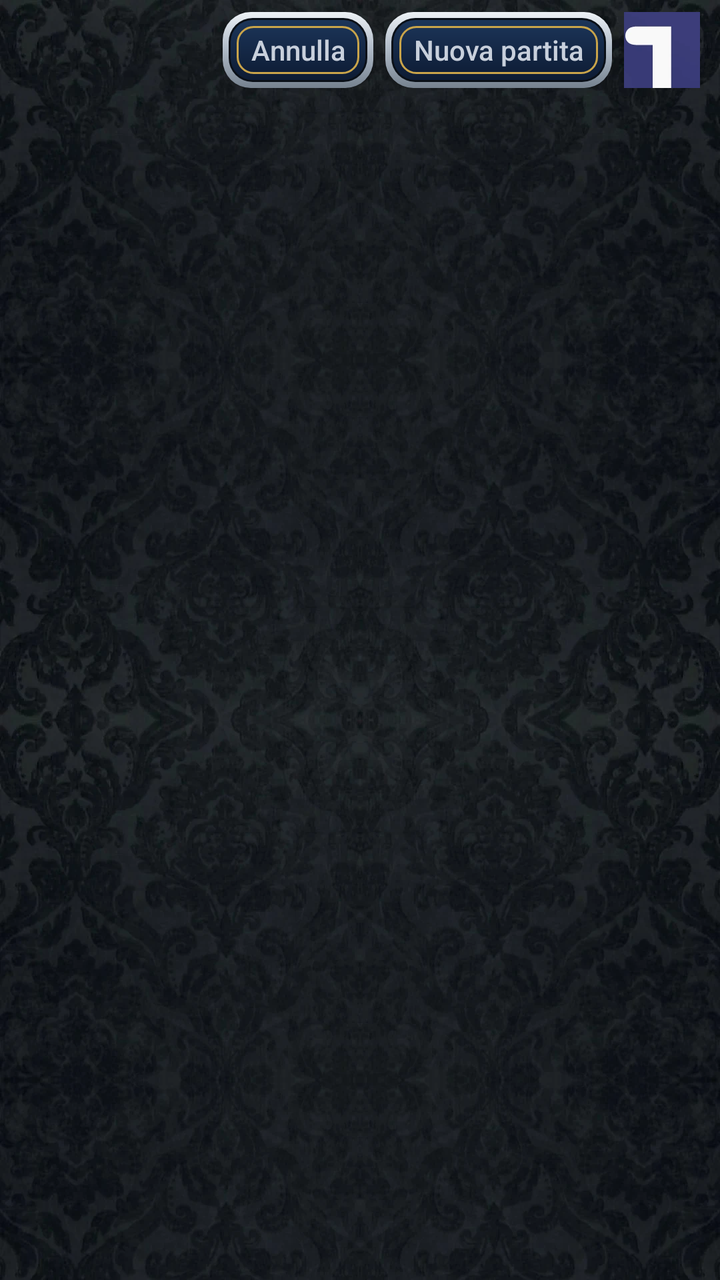
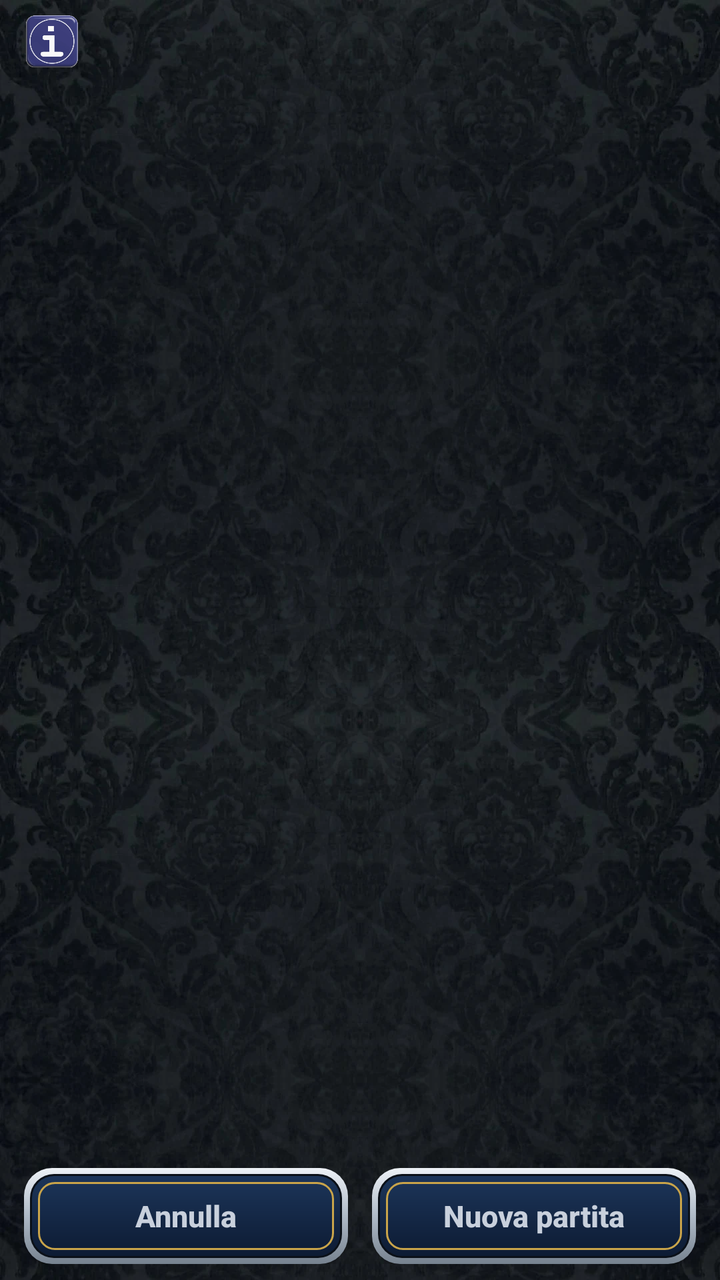

Two renders of the same Android screen: before a commit and after it. Below are the layout's source before the change and the commit's diff.
<!-- AndroidManifest.xml: application theme Theme.Scopa -->
<!-- res/layout/activity_klondike.xml -->
<?xml version="1.0" encoding="utf-8"?>
<androidx.constraintlayout.widget.ConstraintLayout
    xmlns:android="http://schemas.android.com/apk/res/android"
    xmlns:app="http://schemas.android.com/apk/res-auto"
    android:id="@+id/root"
    android:layout_width="match_parent"
    android:layout_height="match_parent"
    android:background="@drawable/bg_velvet">

    <LinearLayout
        android:id="@+id/topBar"
        android:layout_width="match_parent"
        android:layout_height="wrap_content"
        android:gravity="center_vertical"
        android:orientation="horizontal"
        android:paddingStart="10dp"
        android:paddingEnd="10dp"
        android:paddingTop="6dp"
        android:paddingBottom="4dp"
        app:layout_constraintTop_toTopOf="parent">

        <TextView
            android:id="@+id/txtStatus"
            android:layout_width="0dp"
            android:layout_height="wrap_content"
            android:layout_weight="1"
            android:textColor="@color/silver"
            android:textSize="14sp" />

        <androidx.appcompat.widget.AppCompatButton
            android:id="@+id/btnUndo"
            android:layout_width="wrap_content"
            android:layout_height="38dp"
            android:minWidth="0dp"
            android:paddingStart="14dp"
            android:paddingEnd="14dp"
            android:background="@drawable/btn_cartiglio"
            android:text="@string/kl_undo"
            android:textAllCaps="false"
            android:textColor="@color/silver"
            android:textSize="14sp" />

        <androidx.appcompat.widget.AppCompatButton
            android:id="@+id/btnDeal"
            android:layout_width="wrap_content"
            android:layout_height="38dp"
            android:layout_marginStart="6dp"
            android:minWidth="0dp"
            android:paddingStart="14dp"
            android:paddingEnd="14dp"
            android:background="@drawable/btn_cartiglio"
            android:text="@string/kl_deal"
            android:textAllCaps="false"
            android:textColor="@color/silver"
            android:textSize="14sp" />

        <ImageButton
            android:id="@+id/btnInfo"
            android:layout_width="38dp"
            android:layout_height="38dp"
            android:layout_marginStart="6dp"
            android:background="?attr/selectableItemBackgroundBorderless"
            android:contentDescription="@string/cd_info"
            android:src="@drawable/btn_info" />
    </LinearLayout>

    
    <androidx.appcompat.widget.AppCompatButton
        android:id="@+id/btnFinish"
        android:layout_width="wrap_content"
        android:layout_height="46dp"
        android:layout_marginBottom="22dp"
        android:paddingStart="24dp"
        android:paddingEnd="24dp"
        android:background="@drawable/btn_cartiglio"
        android:text="@string/kl_finish"
        android:textAllCaps="false"
        android:textColor="@color/gold"
        android:textSize="16sp"
        android:textStyle="bold"
        android:visibility="gone"
        app:layout_constraintBottom_toBottomOf="parent"
        app:layout_constraintEnd_toEndOf="parent"
        app:layout_constraintStart_toStartOf="parent" />

    <FrameLayout
        android:id="@+id/board"
        android:layout_width="match_parent"
        android:layout_height="0dp"
        app:layout_constraintTop_toBottomOf="@id/topBar"
        app:layout_constraintBottom_toBottomOf="parent" />
</androidx.constraintlayout.widget.ConstraintLayout>
<!-- resources referenced by this layout -->
<resources>
  <color name="gold">#E9C24C</color>
  <color name="silver">#C8D0DC</color>
  <!-- drawable bg_velvet (drawable) -->
  <?xml version="1.0" encoding="utf-8"?>
  <layer-list xmlns:android="http://schemas.android.com/apk/res/android">
      <item android:drawable="@color/velvet_base" />
      <item>
          <bitmap android:src="@drawable/velvet" android:tileMode="repeat" android:dither="true" />
      </item>
  </layer-list>
  <!-- drawable btn_cartiglio (drawable) -->
  <?xml version="1.0" encoding="utf-8"?>
  <layer-list xmlns:android="http://schemas.android.com/apk/res/android">
      
      <item>
          <shape android:shape="rectangle">
              <gradient android:angle="270"
                  android:startColor="#EDF1F6"
                  android:centerColor="#AEB9C6"
                  android:endColor="#76828F" />
              <corners android:radius="14dp" />
          </shape>
      </item>
      
      <item android:left="3dp" android:top="3dp" android:right="3dp" android:bottom="3dp">
          <shape android:shape="rectangle">
              <solid android:color="#0A1018" />
              <corners android:radius="12dp" />
          </shape>
      </item>
      
      <item android:left="4dp" android:top="4dp" android:right="4dp" android:bottom="4dp">
          <shape android:shape="rectangle">
              <gradient android:angle="270"
                  android:startColor="#1C3559"
                  android:endColor="#0D1B33" />
              <corners android:radius="11dp" />
          </shape>
      </item>
      
      <item android:left="7dp" android:top="7dp" android:right="7dp" android:bottom="7dp">
          <shape android:shape="rectangle">
              <solid android:color="@android:color/transparent" />
              <stroke android:width="1dp" android:color="#C9A44A" />
              <corners android:radius="8dp" />
              <padding android:left="12dp" android:top="4dp" android:right="12dp" android:bottom="4dp" />
          </shape>
      </item>
  </layer-list>
  <!-- drawable btn_info: webp bitmap (drawable-nodpi, 13626 bytes) -->
  <string name="cd_info">Informazioni</string>
  <string name="kl_deal">Nuova partita</string>
  <string name="kl_finish">Completa</string>
  <string name="kl_undo">Annulla</string>
  <style name="Theme.Scopa" parent="Theme.MaterialComponents.DayNight.NoActionBar">
          <item name="colorPrimary">@color/navy_mid</item>
          <item name="colorPrimaryVariant">@color/navy_deep</item>
          <item name="colorOnPrimary">@color/celeste_light</item>
          <item name="colorSecondary">@color/gold</item>
          <item name="android:statusBarColor" tools:targetApi="l">@color/navy_deep</item>
          <item name="alertDialogTheme">@style/DarkAlertDialog</item>
          <item name="materialAlertDialogTheme">@style/DarkAlertDialog</item>
      </style>
  <color name="velvet_base">#0A1018</color>
  <!-- drawable velvet: webp bitmap (drawable-nodpi, 65120 bytes) -->
  <color name="navy_mid">#23477E</color>
  <color name="navy_deep">#0C1626</color>
  <color name="celeste_light">#D7EAF6</color>
  <style name="DarkAlertDialog" parent="Theme.MaterialComponents.Dialog.Alert">
          <item name="colorSurface">@color/navy</item>
          <item name="android:colorBackground">@color/navy</item>
          <item name="colorOnSurface">@color/silver</item>
          <item name="android:textColorPrimary">@color/silver</item>
          <item name="android:textColorSecondary">@color/silver</item>
          <item name="colorPrimary">@color/silver</item>
      </style>
  <color name="navy">#14294A</color>
</resources>

<!-- the commit's change to res/layout/activity_klondike.xml (unified diff, before → after) -->
@@ -7,86 +7,100 @@
     android:layout_height="match_parent"
     android:background="@drawable/bg_velvet">
 
-    <LinearLayout
-        android:id="@+id/topBar"
+    <ImageButton
+        android:id="@+id/btnInfo"
+        android:layout_width="44dp"
+        android:layout_height="44dp"
+        android:layout_marginStart="4dp"
+        android:background="?attr/selectableItemBackgroundBorderless"
+        android:contentDescription="@string/cd_info"
+        android:padding="9dp"
+        android:scaleType="fitCenter"
+        android:src="@drawable/btn_info"
+        app:layout_constraintBottom_toBottomOf="@id/txtStatus"
+        app:layout_constraintStart_toStartOf="parent"
+        app:layout_constraintTop_toTopOf="@id/txtStatus" />
+
+    
+    <TextView
+        android:id="@+id/txtStatus"
+        android:layout_width="0dp"
+        android:layout_height="wrap_content"
+        android:layout_marginTop="10dp"
+        android:layout_marginBottom="4dp"
+        android:ellipsize="end"
+        android:gravity="center"
+        android:maxLines="1"
+        android:paddingStart="52dp"
+        android:paddingEnd="52dp"
+        android:textColor="@color/silver"
+        android:textSize="15sp"
+        app:layout_constraintEnd_toEndOf="parent"
+        app:layout_constraintStart_toStartOf="parent"
+        app:layout_constraintTop_toTopOf="parent" />
+
+    <FrameLayout
+        android:id="@+id/board"
         android:layout_width="match_parent"
-        android:layout_height="wrap_content"
-        android:gravity="center_vertical"
-        android:orientation="horizontal"
-        android:paddingStart="10dp"
-        android:paddingEnd="10dp"
-        android:paddingTop="6dp"
-        android:paddingBottom="4dp"
-        app:layout_constraintTop_toTopOf="parent">
-
-        <TextView
-            android:id="@+id/txtStatus"
-            android:layout_width="0dp"
-            android:layout_height="wrap_content"
-            android:layout_weight="1"
-            android:textColor="@color/silver"
-            android:textSize="14sp" />
-
-        <androidx.appcompat.widget.AppCompatButton
-            android:id="@+id/btnUndo"
-            android:layout_width="wrap_content"
-            android:layout_height="38dp"
-            android:minWidth="0dp"
-            android:paddingStart="14dp"
-            android:paddingEnd="14dp"
-            android:background="@drawable/btn_cartiglio"
-            android:text="@string/kl_undo"
-            android:textAllCaps="false"
-            android:textColor="@color/silver"
-            android:textSize="14sp" />
-
-        <androidx.appcompat.widget.AppCompatButton
-            android:id="@+id/btnDeal"
-            android:layout_width="wrap_content"
-            android:layout_height="38dp"
-            android:layout_marginStart="6dp"
-            android:minWidth="0dp"
-            android:paddingStart="14dp"
-            android:paddingEnd="14dp"
-            android:background="@drawable/btn_cartiglio"
-            android:text="@string/kl_deal"
-            android:textAllCaps="false"
-            android:textColor="@color/silver"
-            android:textSize="14sp" />
-
-        <ImageButton
-            android:id="@+id/btnInfo"
-            android:layout_width="38dp"
-            android:layout_height="38dp"
-            android:layout_marginStart="6dp"
-            android:background="?attr/selectableItemBackgroundBorderless"
-            android:contentDescription="@string/cd_info"
-            android:src="@drawable/btn_info" />
-    </LinearLayout>
+        android:layout_height="0dp"
+        app:layout_constraintBottom_toTopOf="@id/bottomBar"
+        app:layout_constraintTop_toBottomOf="@id/txtStatus" />
 
     
     <androidx.appcompat.widget.AppCompatButton
         android:id="@+id/btnFinish"
         android:layout_width="wrap_content"
-        android:layout_height="46dp"
-        android:layout_marginBottom="22dp"
-        android:paddingStart="24dp"
-        android:paddingEnd="24dp"
+        android:layout_height="48dp"
+        android:layout_marginBottom="14dp"
         android:background="@drawable/btn_cartiglio"
+        android:paddingStart="26dp"
+        android:paddingEnd="26dp"
         android:text="@string/kl_finish"
         android:textAllCaps="false"
         android:textColor="@color/gold"
         android:textSize="16sp"
         android:textStyle="bold"
         android:visibility="gone"
-        app:layout_constraintBottom_toBottomOf="parent"
+        app:layout_constraintBottom_toTopOf="@id/bottomBar"
         app:layout_constraintEnd_toEndOf="parent"
         app:layout_constraintStart_toStartOf="parent" />
 
-    <FrameLayout
-        android:id="@+id/board"
+    <LinearLayout
+        android:id="@+id/bottomBar"
         android:layout_width="match_parent"
-        android:layout_height="0dp"
-        app:layout_constraintTop_toBottomOf="@id/topBar"
-        app:layout_constraintBottom_toBottomOf="parent" />
+        android:layout_height="wrap_content"
+        android:gravity="center"
+        android:orientation="horizontal"
+        android:paddingTop="6dp"
+        android:paddingBottom="8dp"
+        app:layout_constraintBottom_toBottomOf="parent">
+
+        <androidx.appcompat.widget.AppCompatButton
+            android:id="@+id/btnUndo"
+            android:layout_width="0dp"
+            android:layout_height="48dp"
+            android:layout_marginStart="12dp"
+            android:layout_marginEnd="6dp"
+            android:layout_weight="1"
+            android:background="@drawable/btn_cartiglio"
+            android:text="@string/kl_undo"
+            android:textAllCaps="false"
+            android:textColor="@color/silver"
+            android:textSize="15sp"
+            android:textStyle="bold" />
+
+        <androidx.appcompat.widget.AppCompatButton
+            android:id="@+id/btnDeal"
+            android:layout_width="0dp"
+            android:layout_height="48dp"
+            android:layout_marginStart="6dp"
+            android:layout_marginEnd="12dp"
+            android:layout_weight="1"
+            android:background="@drawable/btn_cartiglio"
+            android:text="@string/kl_deal"
+            android:textAllCaps="false"
+            android:textColor="@color/silver"
+            android:textSize="15sp"
+            android:textStyle="bold" />
+    </LinearLayout>
 </androidx.constraintlayout.widget.ConstraintLayout>
